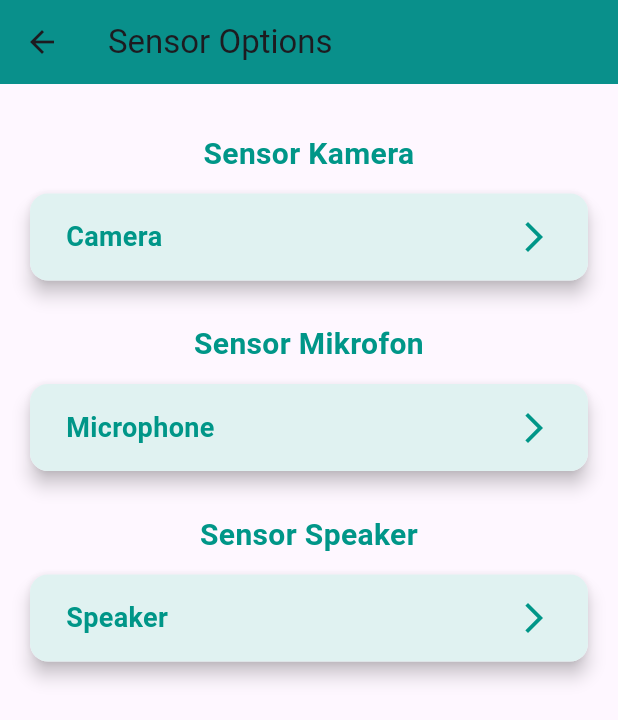
After one commit to radan775/e_qurban, a Flutter app: the SensorView screen opened by its route, on a phone screen of 412 x 824 dp. The commit adds this screen. Shown: the top 720 px of the screen. Run offline on Flutter 3.47's test engine with Material 3 defaults, Android fonts, the phone set to English and light mode, and no system bars; our stand-ins replace audioplayers, firebase_auth, firebase_core, firebase_messaging, firebase_storage, get and 7 more; accounts and stored records are empty; network calls fail.

Commit message:
page sensor

```diff
--- a/lib/app/modules/home/views/home_view.dart
+++ b/lib/app/modules/home/views/home_view.dart
@@ -1,9 +1,7 @@
 import 'package:e_qurban/app/modules/components/product_card.dart';
 import 'package:e_qurban/app/routes/app_pages.dart';
 import 'package:flutter/material.dart';
-
 import 'package:get/get.dart';
-
 import '../controllers/home_controller.dart';
 
 class HomeView extends GetView<HomeController> {
@@ -21,12 +19,12 @@ class HomeView extends GetView<HomeController> {
               child: Row(
                 children: [
                   Expanded(
-                    child: SearchAnchor(builder:
+                    child: SearchAnchor(
+                      builder:
                           (BuildContext context, SearchController controller) {
                         return SearchBar(
                           controller: controller,
-                        padding: const WidgetStatePropertyAll<EdgeInsets>(
-                            EdgeInsets.symmetric(horizontal: 16.0)),
+                          padding: const WidgetStatePropertyAll<EdgeInsets>(EdgeInsets.symmetric(horizontal: 16.0)),
                           onTap: () {
                             controller.openView();
                           },
@@ -35,7 +33,8 @@ class HomeView extends GetView<HomeController> {
                           },
                           leading: const Icon(Icons.search),
                         );
-                    }, suggestionsBuilder:
+                      },
+                      suggestionsBuilder:
                           (BuildContext context, SearchController controller) {
                         return List<ListTile>.generate(5, (int index) {
                           final String item = 'item $index';
@@ -46,7 +45,8 @@ class HomeView extends GetView<HomeController> {
                             },
                           );
                         });
-                    }),
+                      },
+                    ),
                   ),
                   IconButton(
                     icon: const Icon(Icons.shopping_cart),
@@ -82,17 +82,14 @@ class HomeView extends GetView<HomeController> {
                 );
               } else {
                 return Expanded(
-                  // Tambahkan return di sini
                   child: GridView.builder(
-                    gridDelegate:
-                        const SliverGridDelegateWithFixedCrossAxisCount(
+                    gridDelegate: const SliverGridDelegateWithFixedCrossAxisCount(
                       crossAxisCount: 2,
                       crossAxisSpacing: 8.0,
                       mainAxisSpacing: 8.0,
                       childAspectRatio: 0.8,
                     ),
-                    itemCount: controller
-                        .products.length, // Jumlah item yang akan ditampilkan
+                    itemCount: controller.products.length,
                     itemBuilder: (BuildContext context, int index) {
                       var product = controller.products[index];
                       return ProductCard(product: product);
@@ -104,14 +101,15 @@ class HomeView extends GetView<HomeController> {
             BottomNavigationBar(
               type: BottomNavigationBarType.fixed,
               backgroundColor: Colors.blue,
-              currentIndex: 0,
+              currentIndex: 0, // Update currentIndex here dynamically
               onTap: (index) {
                 if (index == 1) {
                   Get.toNamed(Routes.INI_WEBVIEW);
                 } else if (index == 2) {
                   Get.toNamed(Routes.IMG_PICKER);
                 } else if (index == 3) {
-                  //Get.toNamed()
+                  // Mengarahkan langsung ke halaman SensorView
+                  Get.toNamed(Routes.SENSOR);  // Menavigasi ke halaman SensorView
                 } else if (index == 4) {
                   Get.toNamed(Routes.ACCOUNT);
                 }
@@ -123,7 +121,7 @@ class HomeView extends GetView<HomeController> {
                 BottomNavigationBarItem(
                     icon: Icon(Icons.ice_skating), label: 'image'),
                 BottomNavigationBarItem(
-                    icon: Icon(Icons.sensors), label: 'sensor driven'),
+                    icon: Icon(Icons.sensors), label: 'Sensor'),  // Tombol untuk sensor
                 BottomNavigationBarItem(
                   icon: Icon(Icons.account_box),
                   label: 'Account',
--- /dev/null
+++ b/lib/app/modules/sensor/bindings/sensor_bindings.dart
@@ -0,0 +1,10 @@
+// binding/sensor_binding.dart
+import 'package:e_qurban/app/modules/sensor/controllers/sensor_controllers.dart';
+import 'package:get/get.dart';
+
+class SensorBinding extends Bindings {
+  @override
+  void dependencies() {
+    Get.lazyPut<SensorController>(() => SensorController());
+  }
+}
--- /dev/null
+++ b/lib/app/modules/sensor/controllers/sensor_controllers.dart
@@ -0,0 +1,17 @@
+// controllers/sensor_controller.dart
+import 'package:get/get.dart';
+
+class SensorController extends GetxController {
+  // Misalnya, kita bisa menambah logika untuk memilih sensor
+  void navigateToCamera() {
+    Get.toNamed('/kamera');
+  }
+
+  void navigateToMicrophone() {
+    Get.toNamed('/mikrofon');
+  }
+
+  void navigateToSpeaker() {
+    Get.toNamed('/speaker');
+  }
+}
--- /dev/null
+++ b/lib/app/modules/sensor/views/sensor_view.dart
@@ -0,0 +1,102 @@
+import 'package:e_qurban/app/modules/sensor/controllers/sensor_controllers.dart';
+import 'package:flutter/material.dart';
+import 'package:get/get.dart';
+
+class SensorView extends GetView<SensorController> {
+  const SensorView({Key? key}) : super(key: key);
+
+  @override
+  Widget build(BuildContext context) {
+    return Scaffold(
+      appBar: AppBar(
+        title: const Text('Sensor Options'),
+        elevation: 4,
+        backgroundColor: Colors.teal,
+      ),
+      body: Padding(
+        padding: const EdgeInsets.symmetric(horizontal: 16.0, vertical: 24.0),
+        child: Column(
+          crossAxisAlignment: CrossAxisAlignment.center,
+          children: [
+            // Sensor Kamera
+            _buildSectionTitle('Sensor Kamera'),
+            _buildSensorTile(
+              title: 'Camera',
+              onTap: () => Get.toNamed('/kamera'), // Navigasi ke KameraView
+            ),
+            const SizedBox(height: 16),
+
+            // Sensor Mikrofon
+            _buildSectionTitle('Sensor Mikrofon'),
+            _buildSensorTile(
+              title: 'Microphone',
+              onTap: () => Get.toNamed('/mikrofon'), // Navigasi ke MikrofonView
+            ),
+            const SizedBox(height: 16),
+
+            // Sensor Speaker
+            _buildSectionTitle('Sensor Speaker'),
+            _buildSensorTile(
+              title: 'Speaker',
+              onTap: () => Get.toNamed('/speaker'), // Navigasi ke SpeakerView
+            ),
+          ],
+        ),
+      ),
+    );
+  }
+
+  // Helper Widget untuk Membuat Title Section
+  Widget _buildSectionTitle(String title) {
+    return Padding(
+      padding: const EdgeInsets.symmetric(vertical: 8.0),
+      child: Text(
+        title,
+        style: const TextStyle(
+          fontSize: 20,
+          fontWeight: FontWeight.bold,
+          color: Colors.teal,
+        ),
+        textAlign: TextAlign.center,
+      ),
+    );
+  }
+
+  // Membuat Widget Tombol dengan Card dan ElevatedButton
+  Widget _buildSensorTile({required String title, required Function() onTap}) {
+    return Card(
+      elevation: 5,
+      shape: RoundedRectangleBorder(
+        borderRadius: BorderRadius.circular(12),
+      ),
+      child: InkWell(
+        onTap: onTap,
+        borderRadius: BorderRadius.circular(12),
+        child: Container(
+          padding: const EdgeInsets.symmetric(vertical: 16.0, horizontal: 24.0),
+          decoration: BoxDecoration(
+            borderRadius: BorderRadius.circular(12),
+            color: Colors.teal.shade50,
+          ),
+          child: Row(
+            mainAxisAlignment: MainAxisAlignment.spaceBetween,
+            children: [
+              Text(
+                title,
+                style: const TextStyle(
+                  fontSize: 18,
+                  fontWeight: FontWeight.w600,
+                  color: Colors.teal,
+                ),
+              ),
+              const Icon(
+                Icons.arrow_forward_ios,
+                color: Colors.teal,
+              ),
+            ],
+          ),
+        ),
+      ),
+    );
+  }
+}
--- a/lib/app/routes/app_pages.dart
+++ b/lib/app/routes/app_pages.dart
@@ -11,6 +11,8 @@ import 'package:e_qurban/app/modules/product_detail/bindings/product_detail_bind
 import 'package:e_qurban/app/modules/product_detail/views/product_detail_view.dart';
 import 'package:e_qurban/app/modules/register/bindings/register_binding.dart';
 import 'package:e_qurban/app/modules/register/views/register_view.dart';
+import 'package:e_qurban/app/modules/sensor/bindings/sensor_bindings.dart';
+import 'package:e_qurban/app/modules/sensor/views/sensor_view.dart';
 import 'package:e_qurban/app/modules/sensor_kamera/bindings/kamera_binding.dart';
 import 'package:e_qurban/app/modules/sensor_kamera/views/kamera_views.dart';
 import 'package:e_qurban/app/modules/sensor_mikrofon/bindings/mikrofon_binding.dart';
@@ -85,5 +87,10 @@ class AppPages {
       page: () => const SpeakerView(),
       binding: SpeakerBinding(),
     ),
+    GetPage(
+      name: _Paths.SENSOR,
+      page: () => const SensorView(),  // Menambahkan halaman sensor
+      binding: SensorBinding(),  // Menambahkan binding untuk halaman sensor
+    ),
   ];
 }
--- a/lib/app/routes/app_routes.dart
+++ b/lib/app/routes/app_routes.dart
@@ -11,6 +11,7 @@ abstract class Routes {
   static const DETAIL_PRODUCT = _Paths.DETAIL_PRODUCT;
   static const ACCOUNT = _Paths.ACCOUNT;
   static const IMG_PICKER = _Paths.IMG_PICKER;
+  static const SENSOR = _Paths.SENSOR;  // Menambahkan route baru untuk SensorView
   static const KAMERA = _Paths.KAMERA;
   static const MIKROFON = _Paths.MIKROFON;
   static const SPEAKER = _Paths.SPEAKER;
@@ -26,6 +27,7 @@ abstract class _Paths {
   static const DETAIL_PRODUCT = '/detail_product';
   static const ACCOUNT = '/account';
   static const IMG_PICKER = '/image_picker';
+  static const SENSOR = '/sensor';  // Menambahkan route baru untuk SensorView
   static const KAMERA = '/kamera';
   static const MIKROFON = '/mikrofon';
   static const SPEAKER = '/speaker';
```
Lines whose indentation alone changed are shown as unchanged.
